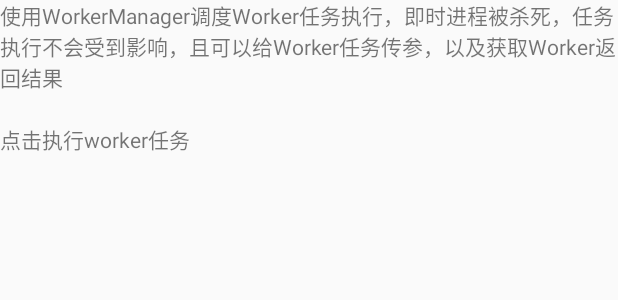
After one commit to chenjianqiang/androidx, an Android app: the layout activity_worker_demo.xml on its own in the app's theme, with its tools: preview values and no code run, on a phone screen of 412 x 824 dp. The commit adds this screen. Shown: the top 300 px of the screen. Run offline under Robolectric (Android 15) with nearby library versions, the phone set to English and light mode, and no system bars.

Commit message:
Google Worker简单用法

```diff
--- a/app/build.gradle
+++ b/app/build.gradle
@@ -40,6 +40,7 @@ dependencies {
     implementation 'androidx.constraintlayout:constraintlayout:1.1.3'
     implementation 'com.blankj:utilcode:1.28.4'
     implementation 'org.aspectj:aspectjrt:1.8.13'
+    implementation "androidx.work:work-runtime:2.3.4"
     testImplementation 'junit:junit:4.12'
     androidTestImplementation 'androidx.test.ext:junit:1.1.1'
     androidTestImplementation 'androidx.test.espresso:espresso-core:3.2.0'
--- a/app/src/main/AndroidManifest.xml
+++ b/app/src/main/AndroidManifest.xml
@@ -16,6 +16,7 @@
             </intent-filter>
         </activity>
         <activity android:name=".activity.AopDemoActivity"  />
+        <activity android:name=".activity.WorkerManagerDemoActivity"  />
     </application>
 
 </manifest>
--- a/app/src/main/java/com/cjq/androidx/activity/AopDemoActivity.java
+++ b/app/src/main/java/com/cjq/androidx/activity/AopDemoActivity.java
@@ -2,15 +2,11 @@ package com.cjq.androidx.activity;
 
 import android.os.Bundle;
 import android.view.View;
-import android.widget.Toast;
-
 import androidx.annotation.Nullable;
-import androidx.appcompat.app.AppCompatActivity;
 import androidx.databinding.DataBindingUtil;
 
 import com.blankj.utilcode.util.ToastUtils;
 import com.cjq.androidx.R;
-import com.cjq.androidx.activity.view.BigBaseActivity;
 import com.cjq.androidx.databinding.ActivityAopDemoBinding;
 
 
--- /dev/null
+++ b/app/src/main/res/layout/activity_worker_demo.xml
@@ -0,0 +1,35 @@
+<?xml version="1.0" encoding="utf-8"?>
+<layout xmlns:android="http://schemas.android.com/apk/res/android"
+    xmlns:app="http://schemas.android.com/apk/res-auto">
+    <data>
+        <variable
+            name="onClickListener"
+            type="android.view.View.OnClickListener" />
+
+    </data>
+
+    <androidx.constraintlayout.widget.ConstraintLayout
+        android:layout_width="match_parent"
+        android:layout_height="match_parent"
+        android:orientation="vertical">
+
+        <TextView
+            android:id="@+id/content"
+            android:layout_width="match_parent"
+            android:layout_height="wrap_content"
+            android:text="@string/common_app_demo_worker_desc"
+            app:layout_constraintLeft_toLeftOf="parent"
+            app:layout_constraintTop_toTopOf="parent"/>
+
+        <TextView
+            android:id="@+id/tv_as"
+            android:layout_width="wrap_content"
+            android:layout_height="wrap_content"
+            android:onClick="@{onClickListener}"
+            android:layout_marginTop="20dp"
+            app:layout_constraintTop_toBottomOf="@+id/content"
+            app:layout_constraintLeft_toLeftOf="parent"
+            android:text="点击执行worker任务"/>
+
+    </androidx.constraintlayout.widget.ConstraintLayout>
+</layout>
--- a/app/src/main/res/values/strings.xml
+++ b/app/src/main/res/values/strings.xml
@@ -3,5 +3,8 @@
 
     <string name="common_app_demo">能力</string>
     <string name="common_app_demo_aop">Aop举例使用</string>
-    <string name="common_app_demo_aop_desc">使用aspectj使用用例</string>
+    <string name="common_app_demo_aop_desc">aspectj使用,不需要改目标代码(甚至注解都不用，所有方法都可以在AspectJ被描述，只要符合，就可以被拦截)</string>
+
+    <string name="common_app_demo_worker">Worker举例使用</string>
+    <string name="common_app_demo_worker_desc">使用WorkerManager调度Worker任务执行，即时进程被杀死，任务执行不会受到影响，且可以给Worker任务传参，以及获取Worker返回结果</string>
 </resources>
```
Also changed, not shown: app/src/main/java/com/cjq/androidx/activity/MainActivity.java (+5 -2 lines), app/src/main/java/com/cjq/androidx/activity/WorkerManagerDemoActivity.java (added, +39 -0 lines), app/src/main/java/com/cjq/androidx/activity/interfaces/PermissionRequestInterface.java (deleted, +0 -27 lines), app/src/main/java/com/cjq/androidx/activity/tools/DemoAspectJ.java (deleted, +0 -44 lines), app/src/main/java/com/cjq/androidx/activity/view/BigBaseActivity.java (deleted, +0 -40 lines), app/src/main/java/com/cjq/androidx/activity/view/FeatureView.java (deleted, +0 -45 lines), 1 other file.
